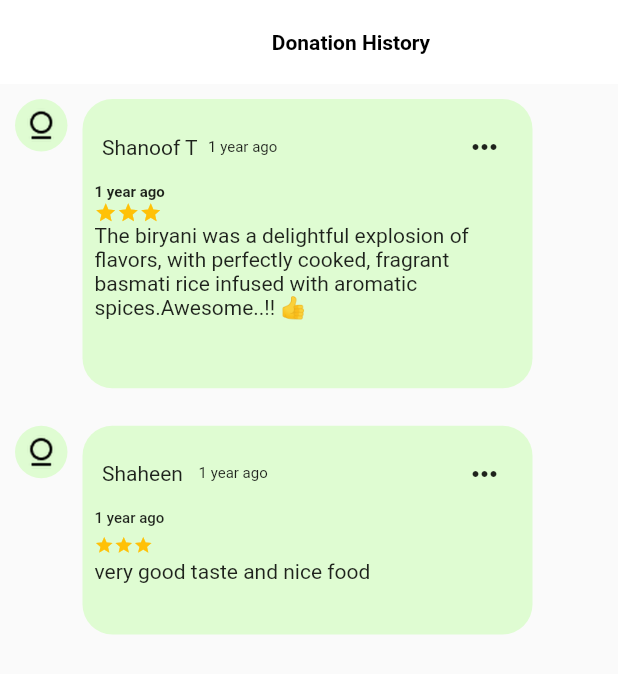
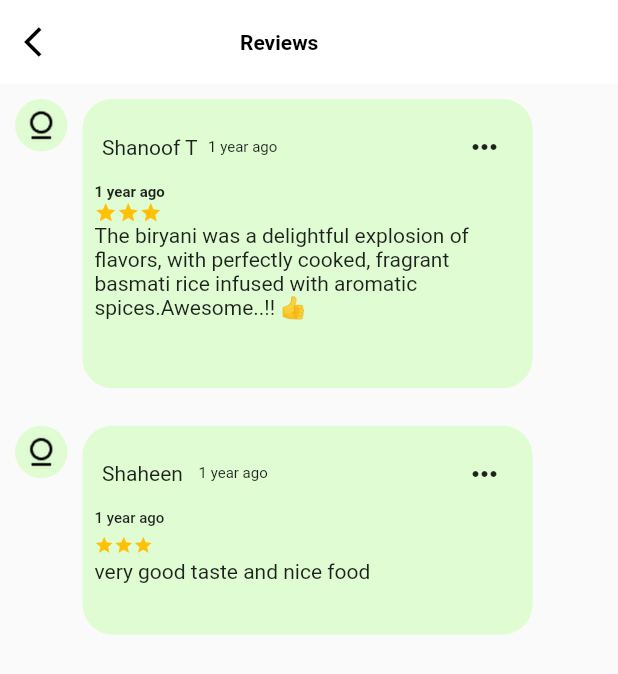
Before and after one commit to shaanis/canteen_admin, a Flutter app: the ReviewPage screen opened directly, on a phone screen of 412 x 824 dp. Shown: the top 674 px of the screen. Run offline on Flutter 3.47's test engine with Material 2 defaults, Android fonts, the phone set to English and light mode, and no system bars; our stand-ins replace flutter_rating_bar, flutter_switch.

Commit message:
first commit

```diff
--- a/lib/Review.dart
+++ b/lib/Review.dart
@@ -9,12 +9,18 @@
       appBar: AppBar(
         backgroundColor: Colors.white,
         elevation: 0,
-        title: Center(
-            child: Text(
-          'Donation History',
-          style: TextStyle(
-              fontWeight: FontWeight.bold, fontSize: 14, color: Colors.black),
-        )),
+        leading: IconButton(onPressed: (){
+          Navigator.pop(context);
+        },
+          icon: Icon(Icons.arrow_back_ios,color: Colors.black,),),
+         title: Padding(
+           padding: const EdgeInsets.only(left: 88.0),
+           child: Text(
+            'Reviews',
+            style: TextStyle(
+                fontWeight: FontWeight.bold, fontSize: 14, color: Colors.black),
+        ),
+         ),
       ),
       body: Container(
         margin: EdgeInsets.all(10),
```
